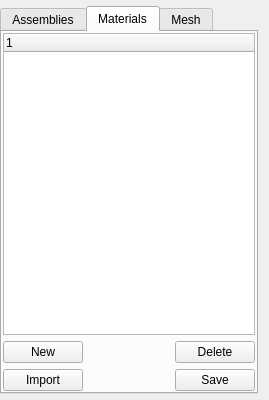
Old version of the form Application/qInputListWidget.ui in the repository Sprunth/RGG.
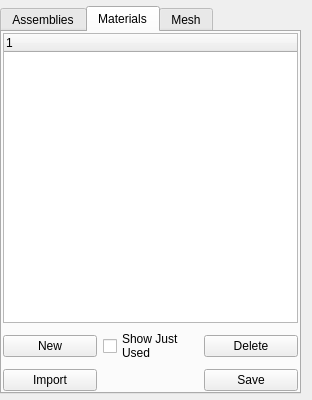
New version of the form. The open tabs and pages were chosen to show the change.

Commit message: update, fix bugs, and as show only used

The edit to the form file:
```diff
--- a/Application/qInputListWidget.ui
+++ b/Application/qInputListWidget.ui
@@ -6,7 +6,7 @@
    <rect>
     <x>0</x>
     <y>0</y>
-    <width>269</width>
+    <width>312</width>
     <height>400</height>
    </rect>
   </property>
@@ -92,6 +92,17 @@
          </column>
         </widget>
        </item>
+       <item row="1" column="1">
+        <widget class="QCheckBox" name="showJustUsedMaterial">
+         <property name="text">
+          <string>Show Just
+Used</string>
+         </property>
+         <property name="checked">
+          <bool>false</bool>
+         </property>
+        </widget>
+       </item>
       </layout>
      </widget>
      <widget class="QWidget" name="tabModel">
```
The commit also changes 17 other files.
